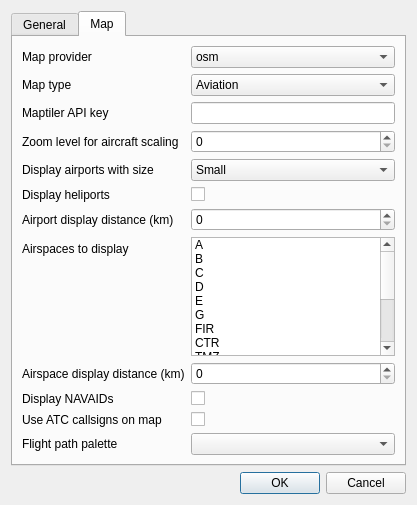
Above: plugins/channelrx/demodadsb/adsbdemoddisplaydialog.ui from f4exb/sdrangel before the change. Below: the same form after it.
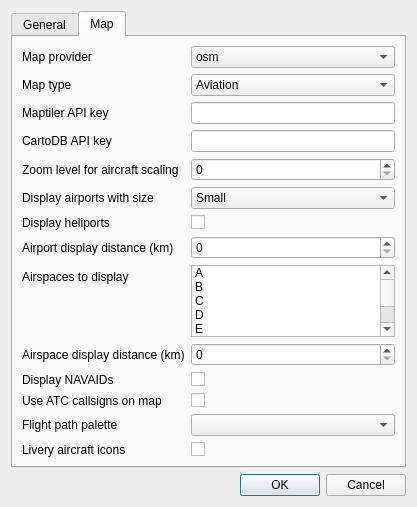
That is the form after the change. The open tabs and pages were chosen to show the change.

Diff of the .ui file:
```diff
--- a/plugins/channelrx/demodadsb/adsbdemoddisplaydialog.ui
+++ b/plugins/channelrx/demodadsb/adsbdemoddisplaydialog.ui
@@ -277,14 +277,14 @@
            </item>
           </widget>
          </item>
-         <item row="3" column="0">
+         <item row="4" column="0">
           <widget class="QLabel" name="aircraftMinZoomLabel">
            <property name="text">
             <string>Zoom level for aircraft scaling</string>
            </property>
           </widget>
          </item>
-         <item row="3" column="1">
+         <item row="4" column="1">
           <widget class="QSpinBox" name="aircraftMinZoom">
            <property name="toolTip">
             <string>When map zoom (0 min zoom - 15 max zoom) is higher than this value, aircraft icon size will be scaled</string>
@@ -294,14 +294,14 @@
            </property>
           </widget>
          </item>
-         <item row="4" column="0">
+         <item row="5" column="0">
           <widget class="QLabel" name="airportSizeLabel">
            <property name="text">
             <string>Display airports with size</string>
            </property>
           </widget>
          </item>
-         <item row="4" column="1">
+         <item row="5" column="1">
           <widget class="QComboBox" name="airportSize">
            <property name="toolTip">
             <string>Sets the minimum airport size that will be displayed on the map</string>
@@ -323,14 +323,14 @@
            </item>
           </widget>
          </item>
-         <item row="5" column="0">
+         <item row="6" column="0">
           <widget class="QLabel" name="heliportsLabel">
            <property name="text">
             <string>Display heliports</string>
            </property>
           </widget>
          </item>
-         <item row="5" column="1">
+         <item row="6" column="1">
           <widget class="QCheckBox" name="heliports">
            <property name="toolTip">
             <string>When checked, heliports are displayed on the map</string>
@@ -340,14 +340,14 @@
            </property>
           </widget>
          </item>
-         <item row="6" column="0">
+         <item row="7" column="0">
           <widget class="QLabel" name="airportRangeLabel">
            <property name="text">
             <string>Airport display distance (km)</string>
            </property>
           </widget>
          </item>
-         <item row="6" column="1">
+         <item row="7" column="1">
           <widget class="QSpinBox" name="airportRange">
            <property name="toolTip">
             <string>Displays airports within the specified distance in kilometres from My Position</string>
@@ -357,14 +357,14 @@
            </property>
           </widget>
          </item>
-         <item row="7" column="0">
+         <item row="8" column="0">
           <widget class="QLabel" name="airspacesLabel">
            <property name="text">
             <string>Airspaces to display</string>
            </property>
           </widget>
          </item>
-         <item row="7" column="1">
+         <item row="8" column="1">
           <widget class="QListWidget" name="airspaces">
            <property name="toolTip">
             <string>Airspace categories to display</string>
@@ -521,14 +521,14 @@
            </item>
           </widget>
          </item>
-         <item row="8" column="0">
+         <item row="9" column="0">
           <widget class="QLabel" name="airspaceRangeLabel">
            <property name="text">
             <string>Airspace display distance (km)</string>
            </property>
           </widget>
          </item>
-         <item row="8" column="1">
+         <item row="9" column="1">
           <widget class="QSpinBox" name="airspaceRange">
            <property name="toolTip">
             <string>Displays airspace within the specified distance in kilometres from My Position</string>
@@ -538,14 +538,14 @@
            </property>
           </widget>
          </item>
-         <item row="9" column="0">
+         <item row="10" column="0">
           <widget class="QLabel" name="displayNavAids">
            <property name="text">
             <string>Display NAVAIDs</string>
            </property>
           </widget>
          </item>
-         <item row="9" column="1">
+         <item row="10" column="1">
           <widget class="QCheckBox" name="navAids">
            <property name="toolTip">
             <string>Display NAVAIDs such as VORs and NDBs</string>
@@ -555,7 +555,7 @@
            </property>
           </widget>
          </item>
-         <item row="10" column="1">
+         <item row="11" column="1">
           <widget class="QCheckBox" name="atcCallsigns">
            <property name="toolTip">
             <string>Use ATC callsigns (SPEEDBIRD) rather than ICAO (BAW) for aircraft labels on map</string>
@@ -565,21 +565,21 @@
            </property>
           </widget>
          </item>
-         <item row="10" column="0">
+         <item row="11" column="0">
           <widget class="QLabel" name="atcCallsignsLabel">
            <property name="text">
             <string>Use ATC callsigns on map</string>
            </property>
           </widget>
          </item>
-         <item row="11" column="1">
+         <item row="12" column="1">
           <widget class="QComboBox" name="flightPathPalette">
            <property name="toolTip">
             <string>Colour palette to use for aircraft flight paths</string>
            </property>
           </widget>
          </item>
-         <item row="11" column="0">
+         <item row="12" column="0">
           <widget class="QLabel" name="flightPathPaletteLabel">
            <property name="text">
             <string>Flight path palette</string>
@@ -603,6 +603,37 @@
            </property>
           </widget>
          </item>
+         <item row="3" column="0">
+          <widget class="QLabel" name="cartoDBAPIKeyLabel">
+           <property name="text">
+            <string>CartoDB API key</string>
+           </property>
+          </widget>
+         </item>
+         <item row="3" column="1">
+          <widget class="QLineEdit" name="cartoDBAPIKey">
+           <property name="toolTip">
+            <string>API key for CartoDB (https://carto.com), used by the aviation maps. Leave blank to use the built in key</string>
+           </property>
+          </widget>
+         </item>
+         <item row="13" column="0">
+          <widget class="QLabel" name="useLiveryIconsLabel">
+           <property name="text">
+            <string>Livery aircraft icons</string>
+           </property>
+          </widget>
+         </item>
+         <item row="13" column="1">
+          <widget class="QCheckBox" name="useLiveryIcons">
+           <property name="toolTip">
+            <string>Display aircraft icons showing airline liveries, matched from the aircraft type and operator, instead of black icons</string>
+           </property>
+           <property name="text">
+            <string/>
+           </property>
+          </widget>
+         </item>
         </layout>
        </item>
       </layout>
```
